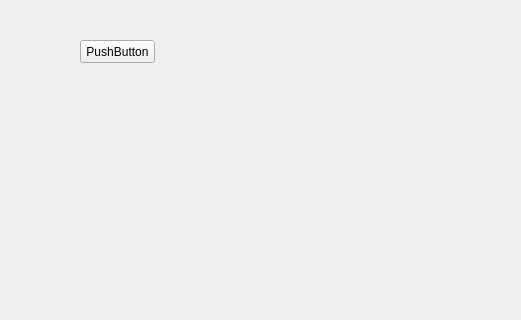
The window that mainform.ui (student-proger/rfid) describes before a commit, drawn with Qt 5; both pictures show x 150 to 671 and y 0 to 320 of the 849 by 548 pixel window.
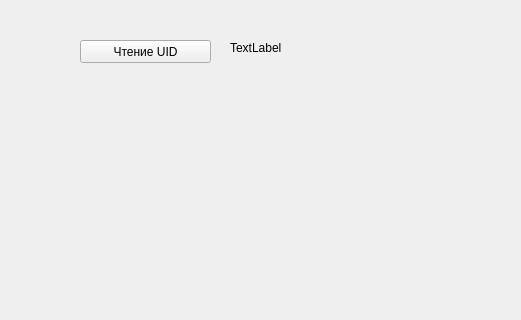
The same window after the commit.

Commit message: Функция tohex преобразовывает данные в 16-ричный вид

Patch:
```diff
--- a/mainform.ui
+++ b/mainform.ui
@@ -19,12 +19,25 @@
      <rect>
       <x>230</x>
       <y>40</y>
-      <width>75</width>
+      <width>131</width>
       <height>23</height>
      </rect>
     </property>
     <property name="text">
-     <string>PushButton</string>
+     <string>Чтение UID</string>
+    </property>
+   </widget>
+   <widget class="QLabel" name="label">
+    <property name="geometry">
+     <rect>
+      <x>380</x>
+      <y>40</y>
+      <width>211</width>
+      <height>16</height>
+     </rect>
+    </property>
+    <property name="text">
+     <string>TextLabel</string>
     </property>
    </widget>
   </widget>
```
The commit also changes 2 other files.
